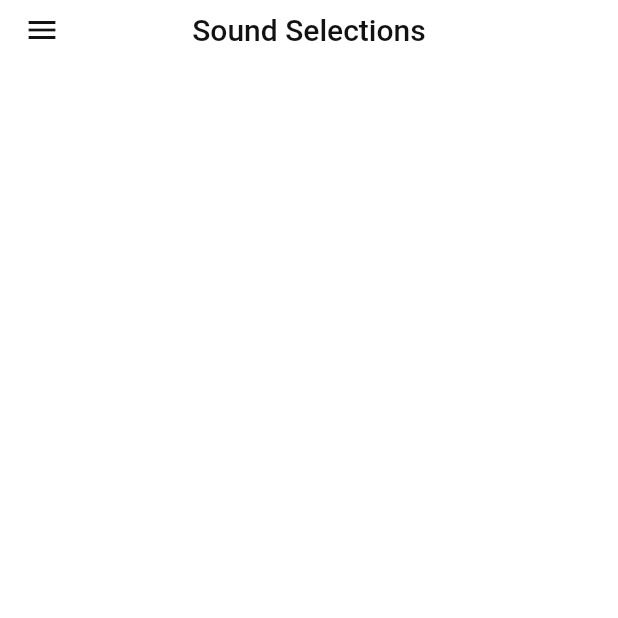
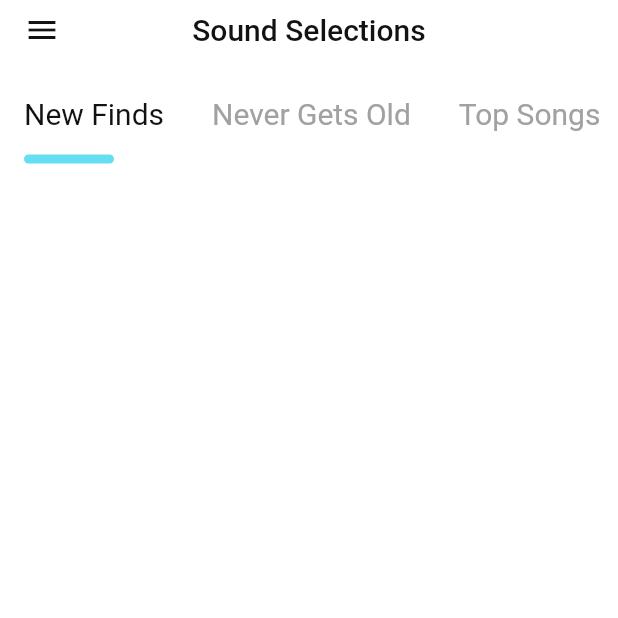
Before and after one commit to jah01/Sound-Selections, a Flutter app: the screen it shows after launch, on a phone screen of 412 x 824 dp, the top half of it. Run offline on Flutter 3.47's test engine with Material 2 defaults, Android fonts, the phone set to English and light mode, and no system bars.

Commit message:
Update styling and content.

```diff
--- /dev/null
+++ b/lib/data/categories.dart
@@ -0,0 +1 @@
+List<String> categories = ["New Finds", "Never Gets Old", "Top Songs", "Completely Underground", "New Hip-Hop/R&B", "New Electronic", "Classics", "Old Beats"];
--- a/lib/main.dart
+++ b/lib/main.dart
@@ -1,5 +1,5 @@
 import 'package:flutter/material.dart';
-import 'package:soundselections/screens/home_screen.dart';
+import 'package:soundselections/screens/home/home_screen.dart';
 
 void main() {
   runApp(MyApp());
--- /dev/null
+++ b/lib/screens/home/components/body.dart
@@ -0,0 +1,15 @@
+import 'package:flutter/material.dart';
+import 'categories.dart';
+
+class Body extends StatelessWidget {
+  @override
+  Widget build(BuildContext context) {
+    return SingleChildScrollView(
+      child: Column(
+        children: <Widget>[
+          CategoryList(),
+        ],
+      ),
+    );
+  }
+}
--- /dev/null
+++ b/lib/screens/home/components/categories.dart
@@ -0,0 +1,59 @@
+import 'package:flutter/material.dart';
+import 'package:soundselections/defaults.dart';
+import '../../../data/categories.dart';
+
+class CategoryList extends StatefulWidget {
+  @override
+  _CategoryList createState() => _CategoryList();
+}
+
+class _CategoryList extends State<CategoryList> {
+  int selectedIndex = 0;
+  @override
+  Widget build(BuildContext context) {
+    return Container(
+      padding: EdgeInsets.symmetric(vertical: defaultPadding * 1.5),
+      height: 120,
+      child: ListView.builder(
+        scrollDirection: Axis.horizontal,
+        itemCount: categories.length,
+        itemBuilder: (context, i) {
+          return Container(
+              padding: const EdgeInsets.symmetric(horizontal: defaultPadding),
+              child: GestureDetector(
+                onTap: () {
+                  setState(() {
+                    selectedIndex = i;
+                  });
+                },
+                child: Column(
+                  crossAxisAlignment: CrossAxisAlignment.start,
+                  children: <Widget>[
+                    Text(
+                      categories[i],
+                      style: TextStyle(
+                        color: selectedIndex == i ? textColor : textLightColor,
+                        fontSize: 20,
+                        fontWeight: FontWeight.w400,
+                      ),
+                    ),
+                    Container(margin: EdgeInsets.symmetric(vertical: defaultPadding / 2),),
+                    Container(
+                      height: 6,
+                      width: 60,
+                      decoration: BoxDecoration(
+                        borderRadius: BorderRadius.circular(10.0),
+                        color: selectedIndex == i
+                            ? secondaryColor
+                            : Colors.transparent,
+                      ),
+                    ),
+                  ],
+                ),
+              ),
+            );
+          },
+      )
+    );
+  }
+}
--- /dev/null
+++ b/lib/screens/home/home_screen.dart
@@ -0,0 +1,27 @@
+import 'package:flutter/material.dart';
+import '../../defaults.dart';
+import 'components/body.dart';
+
+class Home extends StatelessWidget {
+  @override
+  Widget build(BuildContext context) {
+    return Scaffold(
+      backgroundColor: Colors.white,
+      appBar: PreferredSize(
+        preferredSize: Size.fromHeight(MediaQuery.of(context).padding.top + 40.0),
+        child: AppBar(
+          backgroundColor: Colors.white,
+          elevation: 0,
+          leading: IconButton(
+            icon: Icon(Icons.menu),
+            color: textColor,
+            onPressed: () {},
+          ),
+          title: Text("Sound Selections", style: TextStyle(color: textColor),),
+          centerTitle: true,
+        ),
+      ),
+      body: Body(),
+    );
+  }
+}
--- a/lib/screens/home_screen.dart
+++ /dev/null
@@ -1,25 +0,0 @@
-import 'package:flutter/material.dart';
-import 'package:soundselections/defaults.dart';
-
-class Home extends StatelessWidget {
-  @override
-  Widget build(BuildContext context) {
-    return Scaffold(
-      backgroundColor: Colors.white,
-      appBar: PreferredSize(
-        preferredSize: Size.fromHeight(MediaQuery.of(context).padding.top + 40.0),
-            child: AppBar(
-              backgroundColor: Colors.white,
-              elevation: 0,
-              leading: IconButton(
-                icon: Icon(Icons.menu),
-                color: textColor,
-                onPressed: () {},
-              ),
-              title: Text("Sound Selections", style: TextStyle(color: textColor),),
-              centerTitle: true,
-            ),
-      ),
-    );
-  }
-}
```
